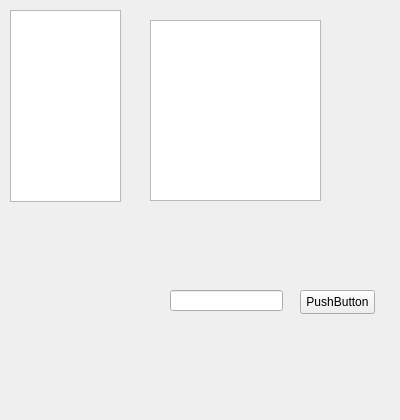
The window that Dentix/chatpopup.ui (sueun-jo/2ndmini_dentix) describes before a commit, drawn with Qt 5.
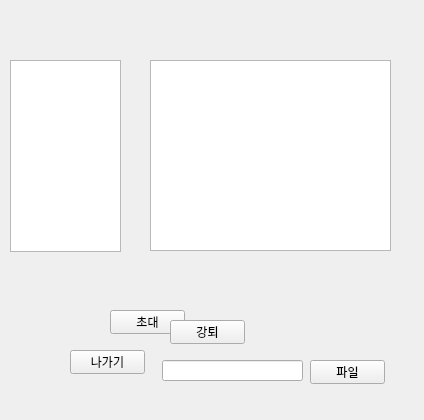
The same window after the commit.

```diff
--- a/Dentix/chatpopup.ui
+++ b/Dentix/chatpopup.ui
@@ -6,7 +6,7 @@
    <rect>
     <x>0</x>
     <y>0</y>
-    <width>400</width>
+    <width>424</width>
     <height>420</height>
    </rect>
   </property>
@@ -17,7 +17,7 @@
    <property name="geometry">
     <rect>
      <x>10</x>
-     <y>10</y>
+     <y>60</y>
      <width>111</width>
      <height>192</height>
     </rect>
@@ -26,9 +26,9 @@
   <widget class="QLineEdit" name="lineEdit">
    <property name="geometry">
     <rect>
-     <x>170</x>
-     <y>290</y>
-     <width>113</width>
+     <x>162</x>
+     <y>360</y>
+     <width>141</width>
      <height>21</height>
     </rect>
    </property>
@@ -37,23 +37,62 @@
    <property name="geometry">
     <rect>
      <x>150</x>
-     <y>20</y>
-     <width>171</width>
-     <height>181</height>
+     <y>60</y>
+     <width>241</width>
+     <height>191</height>
     </rect>
    </property>
   </widget>
   <widget class="QPushButton" name="pushButton">
    <property name="geometry">
     <rect>
-     <x>300</x>
-     <y>290</y>
+     <x>310</x>
+     <y>360</y>
      <width>75</width>
      <height>24</height>
     </rect>
    </property>
    <property name="text">
-    <string>PushButton</string>
+    <string>파일</string>
+   </property>
+  </widget>
+  <widget class="QPushButton" name="pushButton_2">
+   <property name="geometry">
+    <rect>
+     <x>110</x>
+     <y>310</y>
+     <width>75</width>
+     <height>24</height>
+    </rect>
+   </property>
+   <property name="text">
+    <string>초대</string>
+   </property>
+  </widget>
+  <widget class="QPushButton" name="pushButton_3">
+   <property name="geometry">
+    <rect>
+     <x>170</x>
+     <y>320</y>
+     <width>75</width>
+     <height>24</height>
+    </rect>
+   </property>
+   <property name="text">
+    <string>강퇴</string>
+   </property>
+  </widget>
+  <widget class="QPushButton" name="pushButton_4">
+   <property name="geometry">
+    <rect>
+     <x>70</x>
+     <y>350</y>
+     <width>75</width>
+     <height>24</height>
+    </rect>
+   </property>
+   <property name="text">
+    <string>나가기</string>
    </property>
   </widget>
  </widget>
```
